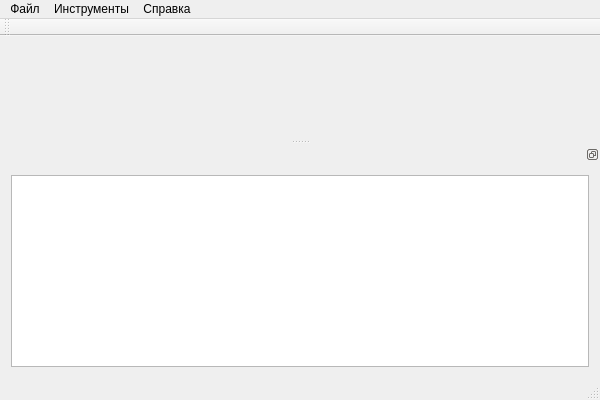
First picture: the form in mainwindow.ui, repository TERRANZ/terragraph2, before the edit.
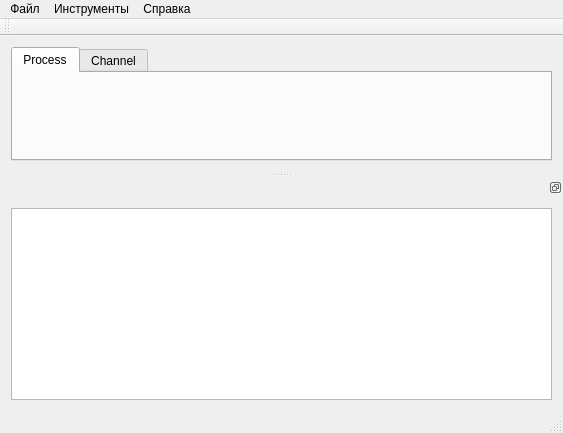
Second picture: the form after the edit. Icons and pictures are not drawn.

Diff of the .ui file:
```diff
--- a/mainwindow.ui
+++ b/mainwindow.ui
@@ -6,22 +6,43 @@
    <rect>
     <x>0</x>
     <y>0</y>
-    <width>600</width>
-    <height>400</height>
+    <width>563</width>
+    <height>433</height>
    </rect>
   </property>
   <property name="windowTitle">
    <string>TerraGraph2</string>
   </property>
   <widget class="QWidget" name="centralWidget">
-   <layout class="QVBoxLayout" name="verticalLayout"/>
+   <layout class="QVBoxLayout" name="verticalLayout">
+    <item>
+     <widget class="QTabWidget" name="tabWidget">
+      <property name="currentIndex">
+       <number>0</number>
+      </property>
+      <widget class="QWidget" name="tbProc">
+       <property name="toolTip">
+        <string>Process</string>
+       </property>
+       <attribute name="title">
+        <string>Process</string>
+       </attribute>
+      </widget>
+      <widget class="QWidget" name="tbChan">
+       <attribute name="title">
+        <string>Channel</string>
+       </attribute>
+      </widget>
+     </widget>
+    </item>
+   </layout>
   </widget>
   <widget class="QMenuBar" name="menuBar">
    <property name="geometry">
     <rect>
      <x>0</x>
      <y>0</y>
-     <width>600</width>
+     <width>563</width>
      <height>25</height>
     </rect>
    </property>
@@ -82,8 +103,8 @@
     <number>8</number>
    </attribute>
    <widget class="QWidget" name="dockWidgetContents">
-    <layout class="QGridLayout" name="gridLayout">
-     <item row="0" column="0">
+    <layout class="QHBoxLayout" name="horizontalLayout">
+     <item>
       <widget class="QTextEdit" name="textEdit"/>
      </item>
     </layout>
```
